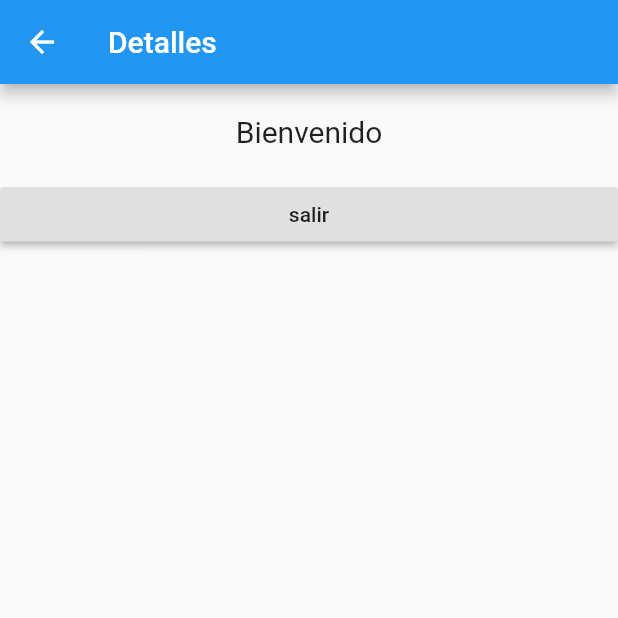
After one commit to erodriguezf/agregar, a Flutter app: the DetalleCurs screen opened directly, on a phone screen of 412 x 824 dp, the top half of it. The commit adds this screen. Run offline on Flutter 3.47's test engine with Material 2 defaults, Android fonts, the phone set to English and light mode, and no system bars.

Commit message:
detalles cursos

```diff
--- /dev/null
+++ b/lib/detalleCurs.dart
@@ -0,0 +1,39 @@
+import 'package:flutter/material.dart';
+
+
+ class DetalleCurs extends StatelessWidget {
+  @override
+   build(BuildContext context) {
+    return new Scaffold(
+      appBar: new AppBar(
+        title: new Text('Detalles'),
+      ),
+      body: new Center(
+        child: Column(
+            crossAxisAlignment: CrossAxisAlignment.stretch,
+            children: <Widget>[
+          Container(
+             margin: const EdgeInsets.all(10.0),  // exterior
+                    padding: const EdgeInsets.all(10.0),  // interior
+                    alignment: Alignment.center,
+                    child: new Text("Bienvenido", style: new TextStyle(fontSize: 20.0)),
+          ),
+
+          RaisedButton(
+          onPressed: (){
+            Navigator.pop(context);
+          },
+        child: Text('salir'),
+
+        ),
+            ],
+
+        ),
+
+
+
+
+      ),
+    );
+  }
+}
```
Also changed, not shown: lib/Curs.dart (+10 -4 lines), lib/Est.dart (+10 -4 lines), lib/Prof.dart (+10 -4 lines), lib/detalleEst.dart (added, +39 -0 lines), lib/detalleProfesor.dart (added, +39 -0 lines).
